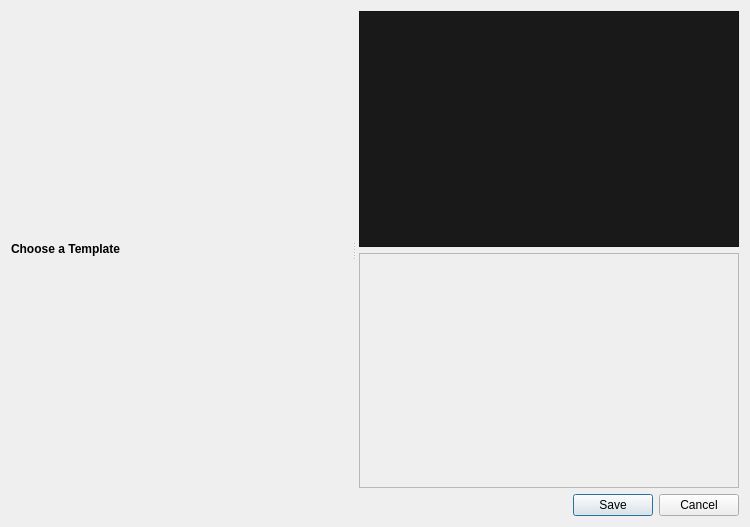
The window that src/windows/ui/title-editor.ui (OpenShot/openshot-qt) describes before a commit, drawn with Qt 5.
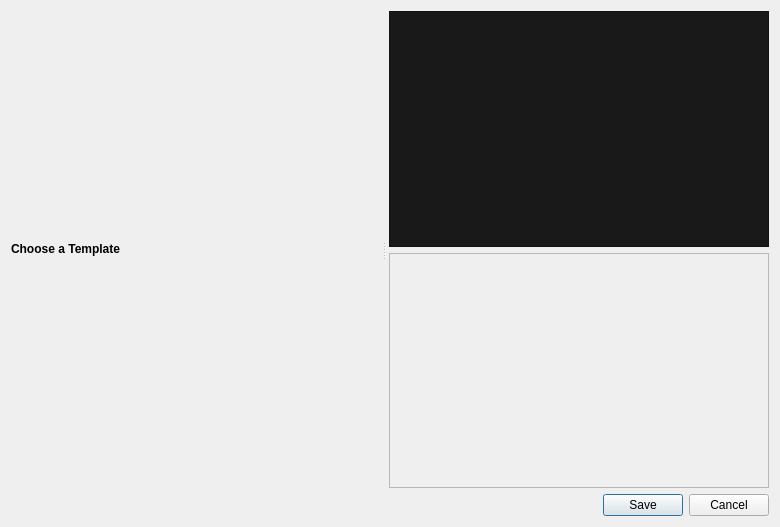
The same window after the commit. Icons and pictures are not drawn.

Commit message: Small size increase to title editor for OS X (to prevent wrapping of thumbnails)

Patch:
```diff
--- a/src/windows/ui/title-editor.ui
+++ b/src/windows/ui/title-editor.ui
@@ -6,7 +6,7 @@
    <rect>
     <x>0</x>
     <y>0</y>
-    <width>750</width>
+    <width>780</width>
     <height>527</height>
    </rect>
   </property>
```
